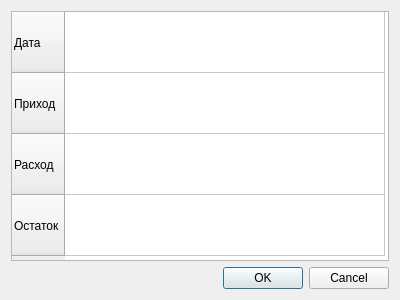
The window that AddDataDialog.ui (VladimirOstr/FinancialAccounting) describes before a commit, drawn with Qt 5.
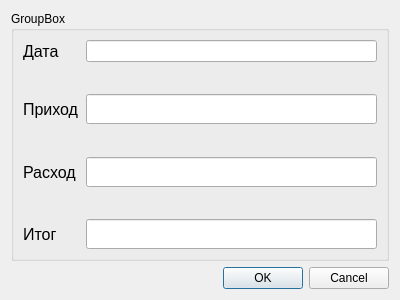
The same window after the commit.

Patch:
```diff
--- a/AddDataDialog.ui
+++ b/AddDataDialog.ui
@@ -27,54 +27,138 @@
   </property>
   <layout class="QVBoxLayout" name="verticalLayout">
    <item>
-    <widget class="QTableWidget" name="addDataTableWidget">
-     <attribute name="horizontalHeaderVisible">
-      <bool>false</bool>
-     </attribute>
-     <attribute name="horizontalHeaderDefaultSectionSize">
-      <number>320</number>
-     </attribute>
-     <attribute name="verticalHeaderDefaultSectionSize">
-      <number>61</number>
-     </attribute>
-     <row>
-      <property name="text">
-       <string>Дата</string>
-      </property>
-     </row>
-     <row>
-      <property name="text">
-       <string>Приход</string>
-      </property>
-     </row>
-     <row>
-      <property name="text">
-       <string>Расход</string>
-      </property>
-     </row>
-     <row>
-      <property name="text">
-       <string>Остаток</string>
-      </property>
-     </row>
-     <column>
-      <property name="text">
-       <string/>
-      </property>
-     </column>
-     <item row="0" column="0">
-      <property name="text">
-       <string/>
-      </property>
-     </item>
-     <item row="3" column="0">
-      <property name="text">
-       <string/>
-      </property>
-      <property name="flags">
-       <set>ItemIsSelectable|ItemIsDragEnabled|ItemIsDropEnabled|ItemIsUserCheckable|ItemIsEnabled</set>
-      </property>
-     </item>
+    <widget class="QGroupBox" name="groupBox">
+     <property name="title">
+      <string>GroupBox</string>
+     </property>
+     <layout class="QFormLayout" name="formLayout">
+      <item row="0" column="0">
+       <widget class="QLabel" name="dateLabel">
+        <property name="font">
+         <font>
+          <pointsize>12</pointsize>
+         </font>
+        </property>
+        <property name="text">
+         <string>Дата</string>
+        </property>
+       </widget>
+      </item>
+      <item row="1" column="0">
+       <spacer name="verticalSpacer">
+        <property name="orientation">
+         <enum>Qt::Vertical</enum>
+        </property>
+        <property name="sizeHint" stdset="0">
+         <size>
+          <width>20</width>
+          <height>40</height>
+         </size>
+        </property>
+       </spacer>
+      </item>
+      <item row="2" column="0">
+       <widget class="QLabel" name="incomeLabel">
+        <property name="font">
+         <font>
+          <pointsize>12</pointsize>
+         </font>
+        </property>
+        <property name="text">
+         <string>Приход</string>
+        </property>
+       </widget>
+      </item>
+      <item row="3" column="0">
+       <spacer name="verticalSpacer_2">
+        <property name="orientation">
+         <enum>Qt::Vertical</enum>
+        </property>
+        <property name="sizeHint" stdset="0">
+         <size>
+          <width>20</width>
+          <height>40</height>
+         </size>
+        </property>
+       </spacer>
+      </item>
+      <item row="4" column="0">
+       <widget class="QLabel" name="consumtionLabel">
+        <property name="font">
+         <font>
+          <pointsize>12</pointsize>
+         </font>
+        </property>
+        <property name="text">
+         <string>Расход</string>
+        </property>
+       </widget>
+      </item>
+      <item row="4" column="1">
+       <widget class="QLineEdit" name="consumptionLineEdit">
+        <property name="minimumSize">
+         <size>
+          <width>0</width>
+          <height>30</height>
+         </size>
+        </property>
+       </widget>
+      </item>
+      <item row="5" column="0">
+       <spacer name="verticalSpacer_3">
+        <property name="orientation">
+         <enum>Qt::Vertical</enum>
+        </property>
+        <property name="sizeHint" stdset="0">
+         <size>
+          <width>20</width>
+          <height>40</height>
+         </size>
+        </property>
+       </spacer>
+      </item>
+      <item row="6" column="0">
+       <widget class="QLabel" name="totalLabel">
+        <property name="font">
+         <font>
+          <pointsize>12</pointsize>
+         </font>
+        </property>
+        <property name="text">
+         <string>Итог</string>
+        </property>
+       </widget>
+      </item>
+      <item row="6" column="1">
+       <widget class="QLineEdit" name="totalLineEdit">
+        <property name="enabled">
+         <bool>true</bool>
+        </property>
+        <property name="minimumSize">
+         <size>
+          <width>0</width>
+          <height>30</height>
+         </size>
+        </property>
+        <property name="readOnly">
+         <bool>true</bool>
+        </property>
+       </widget>
+      </item>
+      <item row="2" column="1">
+       <widget class="QLineEdit" name="incomeLineEdit">
+        <property name="minimumSize">
+         <size>
+          <width>0</width>
+          <height>30</height>
+         </size>
+        </property>
+       </widget>
+      </item>
+      <item row="0" column="1">
+       <widget class="QLineEdit" name="dateLineEdit"/>
+      </item>
+     </layout>
     </widget>
    </item>
    <item>
```
